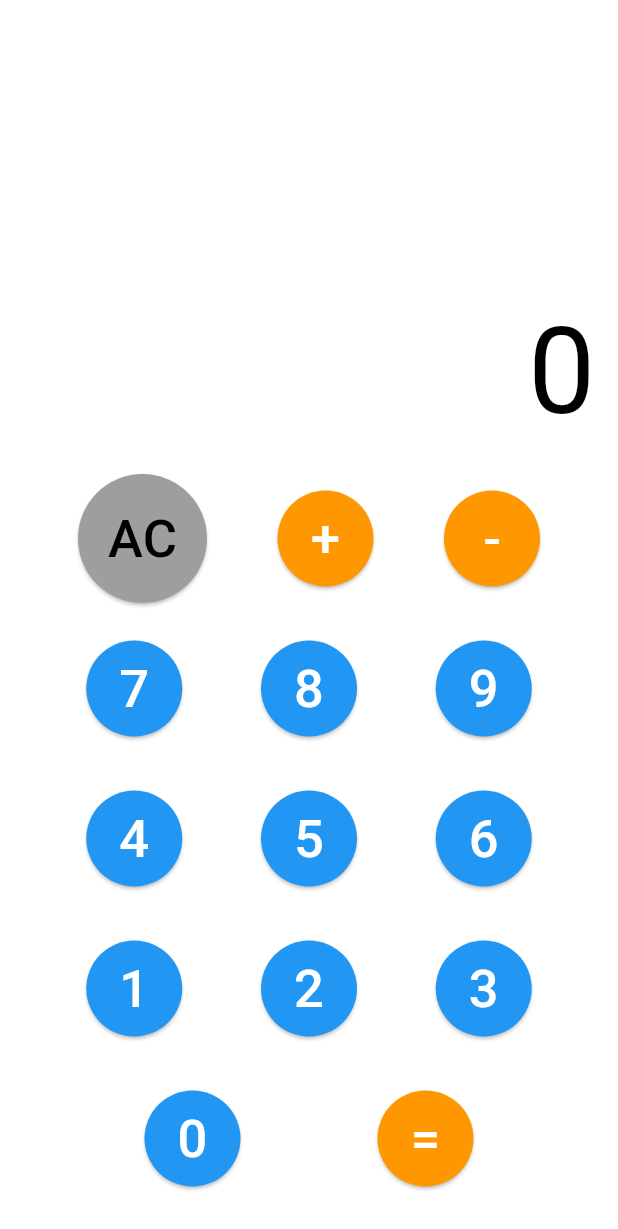
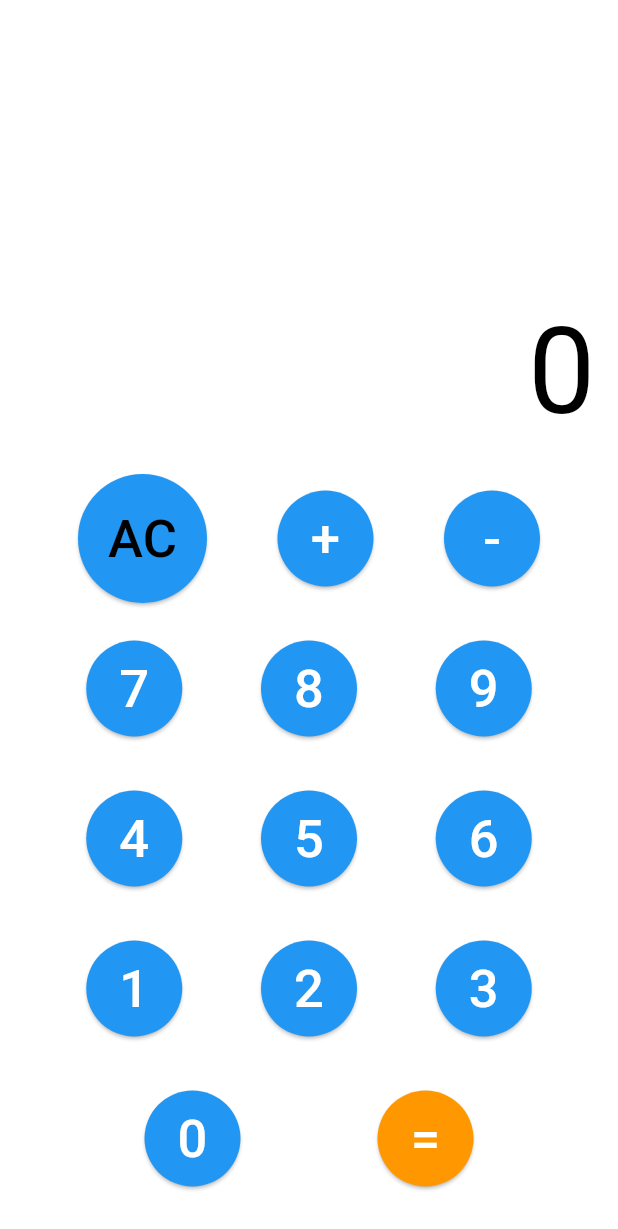
Before and after one commit to VincentiusAriell/TPM1, a Flutter app: the CalculatorPage screen opened directly, on a phone screen of 412 x 824 dp. Shown: the top 1229 px of the screen. Run offline on Flutter 3.47's test engine with Material 3 defaults, Android fonts, the phone set to English and light mode, and no system bars; our stand-ins replace math_expressions.

Commit message:
stopwatch page, calculator page. and prime numbers revision

```diff
--- a/lib/screen/calculator_page.dart
+++ b/lib/screen/calculator_page.dart
@@ -78,7 +78,7 @@ class _CalculatorPageState extends State<CalculatorPage> {
           mainAxisAlignment: MainAxisAlignment.end,
           children: [
 
-            /// DISPLAY
+
             Row(
               mainAxisAlignment: MainAxisAlignment.end,
               children: [
@@ -100,9 +100,9 @@ class _CalculatorPageState extends State<CalculatorPage> {
             Row(
               mainAxisAlignment: MainAxisAlignment.spaceEvenly,
               children: [
-                calcbutton('AC', Colors.grey, Colors.black),
-                calcbutton('+', Colors.orange, Colors.white),
-                calcbutton('-', const Color.fromRGBO(255, 152, 0, 1), Colors.white),
+                calcbutton('AC', const Color.fromRGBO(33, 150, 243, 1), Colors.black),
+                calcbutton('+', Colors.blue, Colors.white),
+                calcbutton('-',  const Color.fromRGBO(33, 150, 243, 1), Colors.white),
               ],
             ),
 
```
